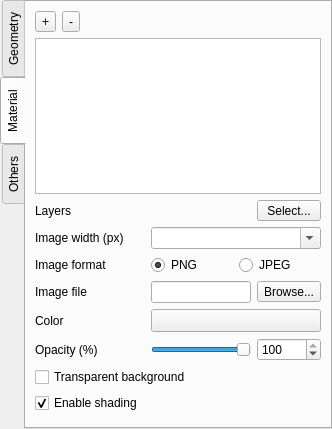
Above: gui/ui/demproperties.ui from minorua/Qgis2threejs before the change. Below: the same form after it.
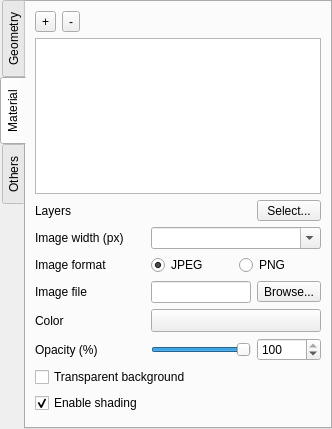
That is the form after the change. The open tabs and pages were chosen to show the change. Custom widgets are drawn as their Qt base class.

Commit message: change default image format of DEM textures from PNG to JPEG

```diff
--- a/gui/ui/demproperties.ui
+++ b/gui/ui/demproperties.ui
@@ -539,21 +539,21 @@
          </item>
          <item row="3" column="1" colspan="2">
           <layout class="QGridLayout" name="gridLayout_2">
-           <item row="0" column="0">
+           <item row="0" column="1">
             <widget class="QRadioButton" name="radioButton_PNG">
              <property name="text">
               <string>PNG</string>
              </property>
-             <property name="checked">
-              <bool>true</bool>
-             </property>
             </widget>
            </item>
-           <item row="0" column="1">
+           <item row="0" column="0">
             <widget class="QRadioButton" name="radioButton_JPEG">
              <property name="text">
               <string>JPEG</string>
              </property>
+             <property name="checked">
+              <bool>true</bool>
+             </property>
             </widget>
            </item>
           </layout>
```
Left out of the diff: 2 changed lines with no effect on the pictures. The commit also changes 2 other files.
